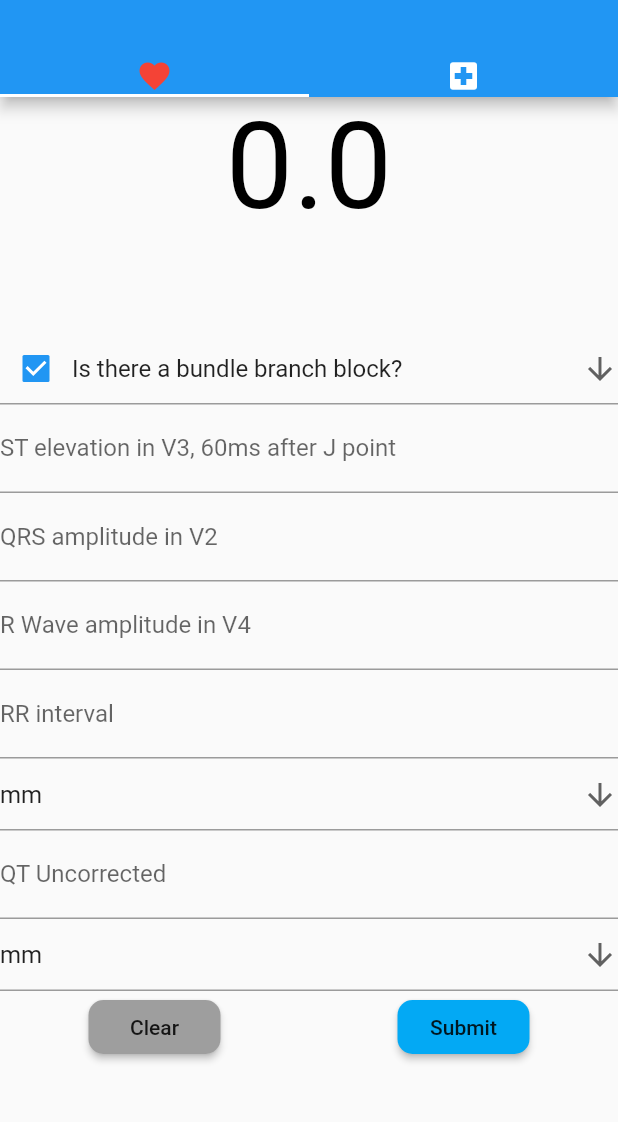
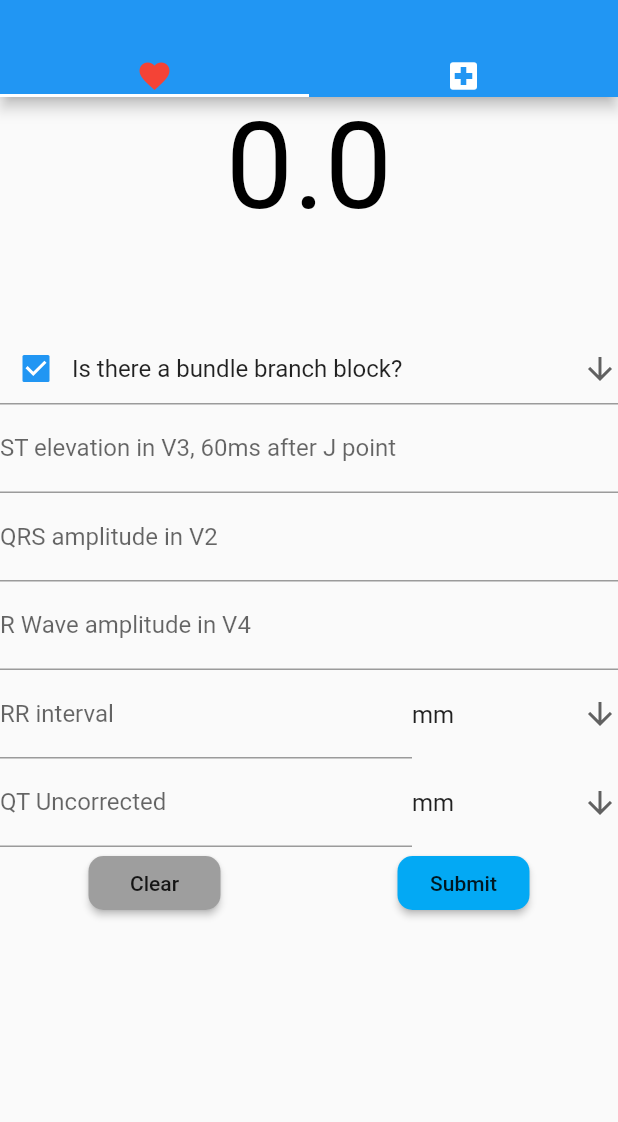
Before and after one commit to Vollgaz/ecg_smith, a Flutter app: the screen it shows after launch, on a phone screen of 412 x 824 dp, the part 59-1181 px from its top. Run offline on Flutter 3.47's test engine with Material 2 defaults, Android fonts, the phone set to English and light mode, and no system bars.

Commit message:
Align unit with text field

```diff
--- a/lib/view/smith_page.dart
+++ b/lib/view/smith_page.dart
@@ -77,14 +77,21 @@ class _SmithState extends State<SmithPage> {
               validator: (value) => (value.isEmpty) ? 'Please enter a number' : null,
               onSaved: (newValue) => {_smith.rAmplitudeInV4 = double.parse(newValue)},
             ),
-            TextFormField(
+            Row(children: [
+              Flexible(
+                flex: 2,
+                child: TextFormField(
                   decoration: new InputDecoration(labelText: "RR interval"),
                   keyboardType: TextInputType.number,
                   inputFormatters: [WhitelistingTextInputFormatter.digitsOnly],
                   validator: (value) => (value.isEmpty) ? 'Please enter a number' : null,
                   onSaved: (newValue) => {_smith.rrInterval = double.parse(newValue)},
                 ),
-            DropdownButtonFormField(
+              ),
+              Flexible(
+                flex: 1,
+                child: DropdownButtonFormField(
+                  decoration: InputDecoration(enabledBorder: InputBorder.none),
                   icon: Icon(Icons.arrow_downward),
                   iconSize: 24,
                   items: [
@@ -94,16 +101,26 @@ class _SmithState extends State<SmithPage> {
                   ],
                   onChanged: (value) {},
                 ),
-            TextFormField(
+              )
+            ]),
+            Row(mainAxisAlignment: MainAxisAlignment.spaceBetween, children: [
+              Flexible(
+                flex: 2,
+                child: TextFormField(
                   decoration: new InputDecoration(
                     labelText: "QT Uncorrected",
                   ),
+                  expands: false,
                   keyboardType: TextInputType.number,
                   inputFormatters: [WhitelistingTextInputFormatter.digitsOnly],
                   validator: (value) => (value.isEmpty) ? 'Please enter a number' : null,
                   onSaved: (newValue) => {_smith.qtInterval = double.parse(newValue)},
                 ),
-            DropdownButtonFormField(
+              ),
+              Flexible(
+                  flex: 1,
+                  child: DropdownButtonFormField(
+                    decoration: InputDecoration(enabledBorder: InputBorder.none,),
                     icon: Icon(Icons.arrow_downward),
                     iconSize: 24,
                     items: [
@@ -111,7 +128,8 @@ class _SmithState extends State<SmithPage> {
                       DropdownMenuItem(child: Text("ms")),
                     ],
                     onChanged: (value) {},
-            ),
+                  ))
+            ]),
             Row(mainAxisAlignment: MainAxisAlignment.spaceAround, children: [
               RaisedButton(
                 onPressed: () {
```
Lines whose indentation alone changed are shown as unchanged.
